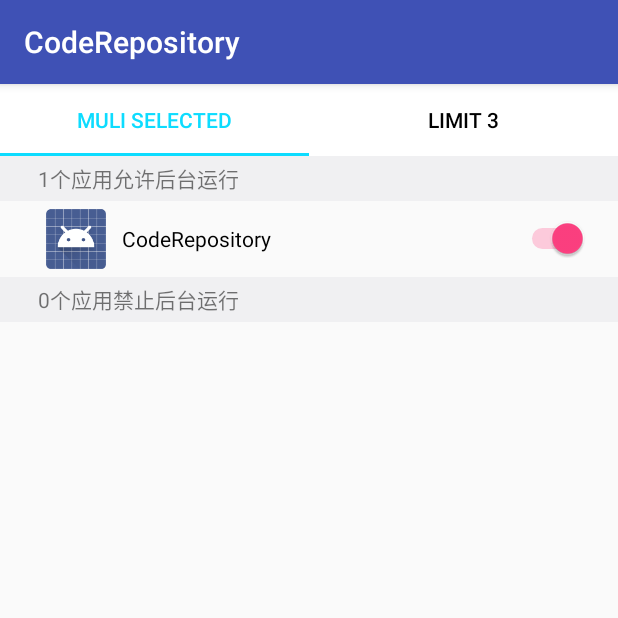
After one commit to ansen360/CodeRepository, an Android app: the TabLayoutActivity screen opened directly, with no data from a screen before it, on a phone screen of 412 x 824 dp, the top half of it. The commit adds this screen. Run offline under Robolectric (Android 15) with nearby library versions, the phone set to English and light mode, and no system bars.

Commit message:
add tab layout and gps

```diff
--- a/app/build.gradle
+++ b/app/build.gradle
@@ -25,4 +25,5 @@ dependencies {
     compile 'com.android.support:appcompat-v7:23.4.0'
     compile 'com.google.code.gson:gson:2.6.2'
     compile 'com.squareup.okhttp3:okhttp:3.4.1'
+    compile 'com.android.support:design:23.2.0'
 }
--- /dev/null
+++ b/app/src/main/java/com/tomorrow_p/activity/TabLayoutActivity.java
@@ -0,0 +1,66 @@
+package com.tomorrow_p.activity;
+
+import android.os.Bundle;
+import android.support.design.widget.TabLayout;
+import android.support.v4.app.Fragment;
+import android.support.v4.app.FragmentPagerAdapter;
+import android.support.v4.view.ViewPager;
+import android.support.v7.app.AppCompatActivity;
+
+import com.tomorrow_p.R;
+import com.tomorrow_p.fragment.BackgroundApps;
+import com.tomorrow_p.fragment.BootAutostartApps;
+
+/**
+ * Created by Ansen on 2017/1/18 15:40.
+ *
+ * @E-mail: tomorrow_p@163.com
+ * @Blog: http://blog.csdn.net/qq_25804863
+ * @Github: https://github.com/1031307403/
+ * @PROJECT_NAME: CodeRepository
+ * @PACKAGE_NAME: com.tomorrow_p.activity
+ * @Description: TODO
+ */
+public class TabLayoutActivity extends AppCompatActivity {
+
+    private TabLayout mTabLayout;
+    private ViewPager mViewPager;
+
+    private String[] mTabTitles = new String[]
+            {"Muli Selected", "Limit 3"};
+
+    @Override
+    protected void onCreate(Bundle savedInstanceState) {
+        super.onCreate(savedInstanceState);
+        setContentView(R.layout.activity_tablayout);
+        mTabLayout = (TabLayout) findViewById(R.id.id_tablayout);
+        mViewPager = (ViewPager) findViewById(R.id.id_viewpager);
+
+        mViewPager.setAdapter(new FragmentPagerAdapter(getSupportFragmentManager()) {
+            @Override
+            public Fragment getItem(int i) {
+                switch (i) {
+                    case 0:
+                        return new BackgroundApps();
+                    case 1:
+                        return new BootAutostartApps();
+                }
+                return null;
+            }
+
+            @Override
+            public CharSequence getPageTitle(int position) {
+
+                return mTabTitles[position];
+            }
+
+            @Override
+            public int getCount() {
+                return mTabTitles.length;
+            }
+        });
+
+
+        mTabLayout.setupWithViewPager(mViewPager);
+    }
+}
--- a/app/src/main/java/com/tomorrow_p/common/KeyBoardUtils.java
+++ b/app/src/main/java/com/tomorrow_p/common/KeyboardsUtils.java
@@ -18,9 +18,9 @@ import android.widget.EditText;
  * @PACKAGE_NAME: com.tomorrow_p.common
  * @Description: TODO
  */
-public class KeyboardUtils {
+public class KeyboardsUtils {
 
-    private KeyboardUtils() {
+    private KeyboardsUtils() {
     }
     /**
      * 避免输入法面板遮挡
--- a/app/src/main/java/com/tomorrow_p/fragment/BackgroundApps.java
+++ b/app/src/main/java/com/tomorrow_p/fragment/BackgroundApps.java
@@ -1,6 +1,5 @@
 package com.tomorrow_p.fragment;
 
-import android.app.Fragment;
 import android.app.ProgressDialog;
 import android.content.ContentResolver;
 import android.content.ContentValues;
@@ -12,6 +11,7 @@ import android.graphics.drawable.Drawable;
 import android.net.Uri;
 import android.os.Bundle;
 import android.support.annotation.Nullable;
+import android.support.v4.app.Fragment;
 import android.util.Log;
 import android.view.LayoutInflater;
 import android.view.View;
--- a/app/src/main/java/com/tomorrow_p/fragment/BootAutostartApps.java
+++ b/app/src/main/java/com/tomorrow_p/fragment/BootAutostartApps.java
@@ -1,6 +1,5 @@
 package com.tomorrow_p.fragment;
 
-import android.app.Fragment;
 import android.app.ProgressDialog;
 import android.content.ComponentName;
 import android.content.Intent;
@@ -11,6 +10,7 @@ import android.graphics.drawable.Drawable;
 import android.os.AsyncTask;
 import android.os.Bundle;
 import android.support.annotation.Nullable;
+import android.support.v4.app.Fragment;
 import android.util.Log;
 import android.view.LayoutInflater;
 import android.view.View;
--- a/app/src/main/java/com/tomorrow_p/gesture/MainActivity.java
+++ b/app/src/main/java/com/tomorrow_p/gesture/MainActivity.java
@@ -7,7 +7,6 @@ import android.content.res.Resources;
 import android.os.Bundle;
 
 import com.tomorrow_p.R;
-import com.tomorrow_p.fragment.BackgroundApps;
 
 public class MainActivity extends Activity {
     public ContentResolver mContentResolver;
@@ -17,7 +16,7 @@ public class MainActivity extends Activity {
         super.onCreate(savedInstanceState);
         mContentResolver = getContentResolver();
         initDatabase();
-        getFragmentManager().beginTransaction().replace(android.R.id.content, new BackgroundApps()).commit();
+        getFragmentManager().beginTransaction().replace(android.R.id.content, new GesturePreference()).commit();
     }
 
     public void initDatabase() {
--- /dev/null
+++ b/app/src/main/res/layout/activity_tablayout.xml
@@ -0,0 +1,24 @@
+<?xml version="1.0" encoding="utf-8"?>
+<LinearLayout xmlns:android="http://schemas.android.com/apk/res/android"
+    android:layout_width="match_parent"
+    android:layout_height="match_parent"
+    xmlns:app="http://schemas.android.com/apk/res-auto"
+    android:orientation="vertical">
+
+    <android.support.design.widget.TabLayout
+        android:id="@+id/id_tablayout"
+        app:tabGravity="fill"
+        app:tabIndicatorColor="#0ddcff"
+        app:tabMode="fixed"
+        app:tabSelectedTextColor="#0ddcff"
+        app:tabTextColor="#000000"
+        android:layout_width="match_parent"
+        android:layout_height="wrap_content"
+        android:background="#ffffff" />
+
+    <android.support.v4.view.ViewPager
+        android:id="@+id/id_viewpager"
+        android:layout_width="match_parent"
+        android:layout_height="0dp"
+        android:layout_weight="1" />
+</LinearLayout>
```
Also changed, not shown: app/src/main/AndroidManifest.xml (+5 -2 lines), app/src/main/java/com/tomorrow_p/MainActivity.java (+11 -1 lines), app/src/main/java/com/tomorrow_p/common/GPSManager.java (added, +123 -0 lines).
